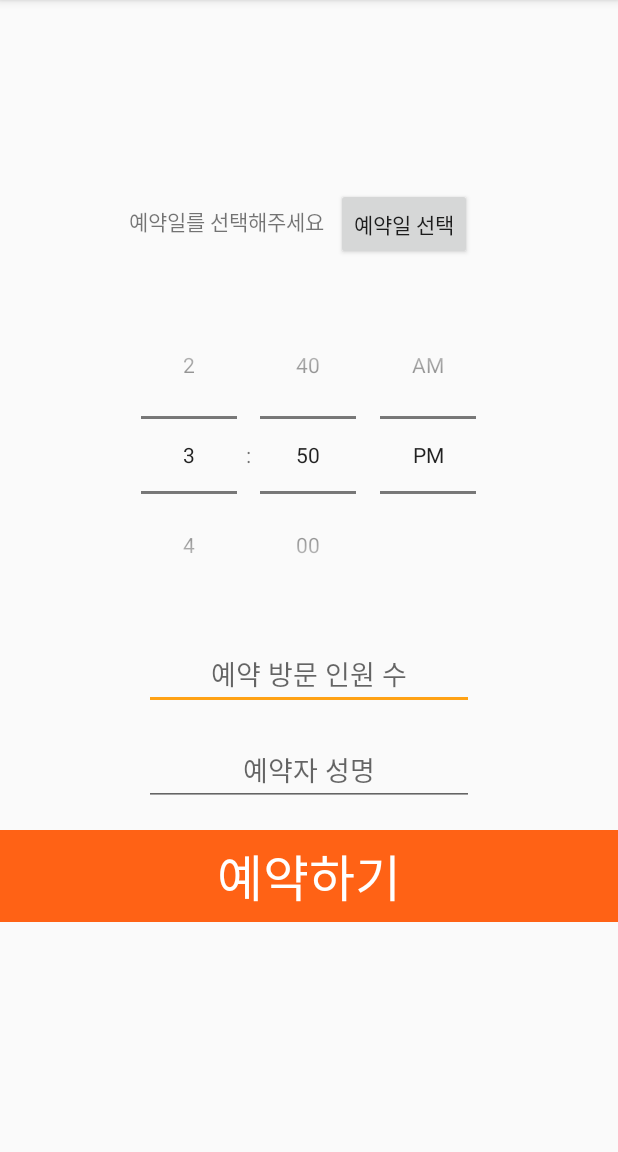
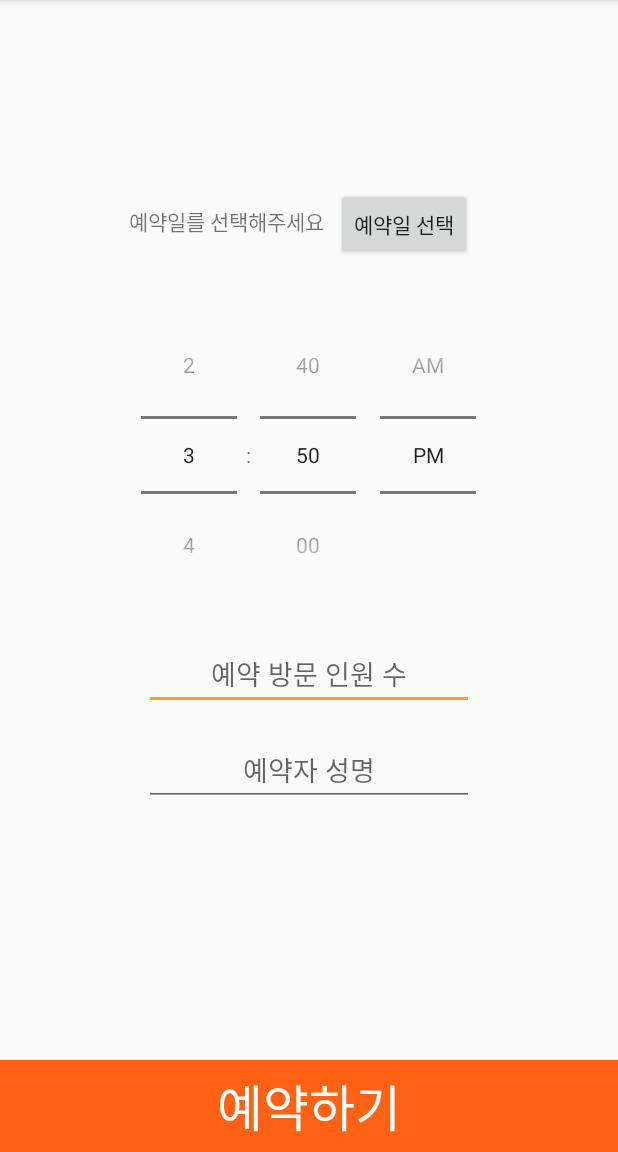
Before and after one commit to sog0ng/restaurant, an Android app: the Reservation2Activity screen opened directly, with no data from a screen before it, after a tap on "예약하기", on a phone screen of 412 x 824 dp, the part 84-1236 px from its top. Run offline under Robolectric (Android 15) with nearby library versions, the phone set to English and light mode, and no system bars; 1 statement that could not run was skipped.

Commit message:
reservation2.xml   ScrollView fillViewport="true" 옵션 추가 Reservation2Activity   시간 관련 버그 수정   예약자 이름이 없어도 예약이 되번 버그 수정

```diff
--- a/app/src/main/java/com/example/reservation/Reservation2Activity.java
+++ b/app/src/main/java/com/example/reservation/Reservation2Activity.java
@@ -28,7 +28,8 @@ public class Reservation2Activity extends AppCompatActivity {
     private DatePickerDialog datePickerDialog;
     private boolean mIgnoreEvent=false;
 
-    int y=0,m=0,d=0;
+    private int curYear, curMonth, curDay, curHour, curMin;
+    private int rsvYear, rsvMonth, rsvDay, rsvHour, rsvMin;
     @Override
     protected void onCreate(Bundle savedInstanceState) {
         super.onCreate(savedInstanceState);
@@ -64,11 +65,15 @@ public class Reservation2Activity extends AppCompatActivity {
                 SimpleDateFormat dayFormat = new SimpleDateFormat("dd");
                 SimpleDateFormat hourFormat = new SimpleDateFormat("hh");
                 SimpleDateFormat minFormat = new SimpleDateFormat("mm");
-                int curYear = Integer.parseInt(yearFormat.format(minDate.getTime().getTime())),
-                        curMonth = Integer.parseInt(monthFormat.format(minDate.getTime().getTime())),
-                        curDay = Integer.parseInt(dayFormat.format(minDate.getTime().getTime())),
-                        curHour = Integer.parseInt(hourFormat.format(minDate.getTime().getTime())),
-                        curMin = Integer.parseInt(minFormat.format(minDate.getTime().getTime()));
+
+                curYear = Integer.parseInt(yearFormat.format(minDate.getTime().getTime()));
+                curMonth = Integer.parseInt(monthFormat.format(minDate.getTime().getTime()));
+                curDay = Integer.parseInt(dayFormat.format(minDate.getTime().getTime()));
+                curHour = Integer.parseInt(hourFormat.format(minDate.getTime().getTime()));
+                curMin = Integer.parseInt(minFormat.format(minDate.getTime().getTime()));
+
+                rsvHour = tp.getHour() < curYear ? tp.getHour() + 12 : tp.getHour();
+                rsvMin = tp.getMinute();
 
                 covers = (EditText) findViewById(R.id.covers);
                 nickname = (EditText) findViewById(R.id.nickname);
@@ -77,20 +82,24 @@ public class Reservation2Activity extends AppCompatActivity {
                     Toast.makeText(getApplicationContext(), "인원수를 입력해주세요", Toast.LENGTH_SHORT).show();
                     covers.requestFocus();
                 }
-                else if (y == 0 || m == 0 || d == 0) {
+                else if (rsvYear == 0 || rsvMonth == 0 || rsvDay == 0) {
                     Toast.makeText(getApplicationContext(), "예약 일자를 선택해주세요", Toast.LENGTH_SHORT).show();
                 }
+                else if (nickname.getText().toString().equals("")) {
+                    Toast.makeText(getApplicationContext(), "예약자 성명을 입력해주세요", Toast.LENGTH_SHORT).show();
+                    nickname.requestFocus();
+                }
                 //예약 가능 시간 확인
-                else if (y == curYear && m == curMonth && d == curDay && (tp.getHour() < curHour + 1 || (tp.getHour() == curHour + 1 && tp.getMinute() < curMin))) {
+                else if (rsvYear == curYear && rsvMonth == curMonth && rsvDay == curDay && (rsvHour < curHour + 1 || (rsvHour == curHour + 1 && rsvMin < curMin))) {
                     Toast.makeText(getApplicationContext(), "현재시간 1시간 이후부터 예약 가능합니다.", Toast.LENGTH_SHORT).show();
                 } else {
                     Intent result = new Intent(getApplicationContext(), ResultActivity.class);
                     result.putExtra("restaurant_name", restaurant_name.getText());
 
                     // 시간,id 전달
-                    result.putExtra("year", y);
-                    result.putExtra("month", m);
-                    result.putExtra("day", d);
+                    result.putExtra("year", rsvYear);
+                    result.putExtra("month", rsvMonth);
+                    result.putExtra("day", rsvDay);
                     result.putExtra("covers", covers.getText().toString());
                     result.putExtra("nickname", nickname.getText().toString());
                     result.putExtra("id3",r_id);
@@ -104,16 +113,16 @@ public class Reservation2Activity extends AppCompatActivity {
     void showDate() {
         Calendar c = Calendar.getInstance();
 
-        DatePickerDialog datePickerDialog = new DatePickerDialog(this,
+        datePickerDialog = new DatePickerDialog(this,
                 R.style.DialogTheme, new DatePickerDialog.OnDateSetListener() {
             TextView textView_date = (TextView) findViewById(R.id.textView_date);
             @Override
             public void onDateSet(DatePicker view, int year, int month, int dayOfMonth) {
-                y = year;
-                m = month+1;
-                d = dayOfMonth;
+                rsvYear = year;
+                rsvMonth = month+1;
+                rsvDay = dayOfMonth;
 
-                textView_date.setText(y+"년"+m+"월"+d+"일");
+                textView_date.setText(rsvYear + "년" + rsvMonth + "월" + rsvDay + "일");
             }
         },c.get(Calendar.YEAR), c.get(Calendar.MONTH), Calendar.DAY_OF_MONTH);
 
--- a/app/src/main/res/layout/reservation2.xml
+++ b/app/src/main/res/layout/reservation2.xml
@@ -1,16 +1,14 @@
 <?xml version="1.0" encoding="utf-8"?>
-<ScrollView
-
-    xmlns:android="http://schemas.android.com/apk/res/android"
+<ScrollView xmlns:android="http://schemas.android.com/apk/res/android"
+    xmlns:app="http://schemas.android.com/apk/res-auto"
     xmlns:tools="http://schemas.android.com/tools"
     android:id="@+id/ScrollView1"
     android:layout_width="match_parent"
-    android:layout_height="match_parent">
+    android:layout_height="match_parent"
+    android:fillViewport="true">
 
 
-<LinearLayout xmlns:android="http://schemas.android.com/apk/res/android"
-    xmlns:app="http://schemas.android.com/apk/res-auto"
-    xmlns:tools="http://schemas.android.com/tools"
+    <LinearLayout
         android:layout_width="match_parent"
         android:layout_height="match_parent"
         android:orientation="vertical">
@@ -21,8 +19,8 @@
             android:layout_height="85dp"
             android:layout_gravity="center"
             android:layout_marginStart="8dp"
+            android:layout_marginTop="16dp"
             android:layout_marginEnd="8dp"
-        android:layout_marginTop="16dp"
             android:layout_marginBottom="8dp"
             android:gravity="center"
             android:text="가게 이름"
@@ -53,8 +51,8 @@
                 android:layout_width="wrap_content"
                 android:layout_height="45dp"
                 android:layout_marginStart="16dp"
+                android:layout_marginTop="8dp"
                 android:layout_marginEnd="16dp"
-            android:layout_marginTop="8dp"
                 android:layout_marginBottom="8dp"
                 android:gravity="center"
                 android:text="예약일를 선택해주세요"
@@ -71,20 +69,20 @@
             android:layout_width="wrap_content"
             android:layout_height="wrap_content"
             android:layout_centerHorizontal="true"
+            android:layout_gravity="center"
             android:layout_marginStart="8dp"
+            android:layout_marginTop="8dp"
             android:layout_marginEnd="8dp"
-        android:layout_marginTop="8dp"
-        android:timePickerMode="spinner"
-        android:layout_gravity="center" />
+            android:timePickerMode="spinner" />
 
         <EditText
             android:id="@+id/covers"
             android:layout_width="220dp"
             android:layout_height="wrap_content"
+            android:layout_gravity="center"
             android:layout_marginTop="16dp"
-        android:layout_gravity="center"
+            android:ems="10"
             android:gravity="center"
-        android:ems="10"
             android:hint="예약 방문 인원 수"
             android:inputType="number" />
 
@@ -93,14 +91,14 @@
             android:id="@+id/nickname"
             android:layout_width="220dp"
             android:layout_height="wrap_content"
+            android:layout_gravity="center"
+            android:layout_marginStart="16dp"
             android:layout_marginTop="16dp"
+            android:layout_marginEnd="16dp"
             android:layout_marginBottom="16dp"
-        android:layout_marginEnd="16dp"
-        android:layout_marginStart="16dp"
-        android:layout_gravity="center"
             android:gravity="center"
             android:hint="예약자 성명"
-        android:singleLine="true"/>
+            android:singleLine="true" />
 
         <androidx.constraintlayout.widget.ConstraintLayout
             android:layout_width="match_parent"
@@ -113,11 +111,10 @@
                 android:layout_gravity="center"
                 android:background="@color/colorPrimary"
                 android:text="예약하기"
+                android:textColor="@android:color/white"
                 android:textSize="50px"
-            android:textColor="@android:color/white"
                 app:layout_constraintBottom_toBottomOf="parent"
                 tools:layout_editor_absoluteX="0dp" />
         </androidx.constraintlayout.widget.ConstraintLayout>
-
     </LinearLayout>
 </ScrollView>
```
Lines whose indentation alone changed are shown as unchanged.
